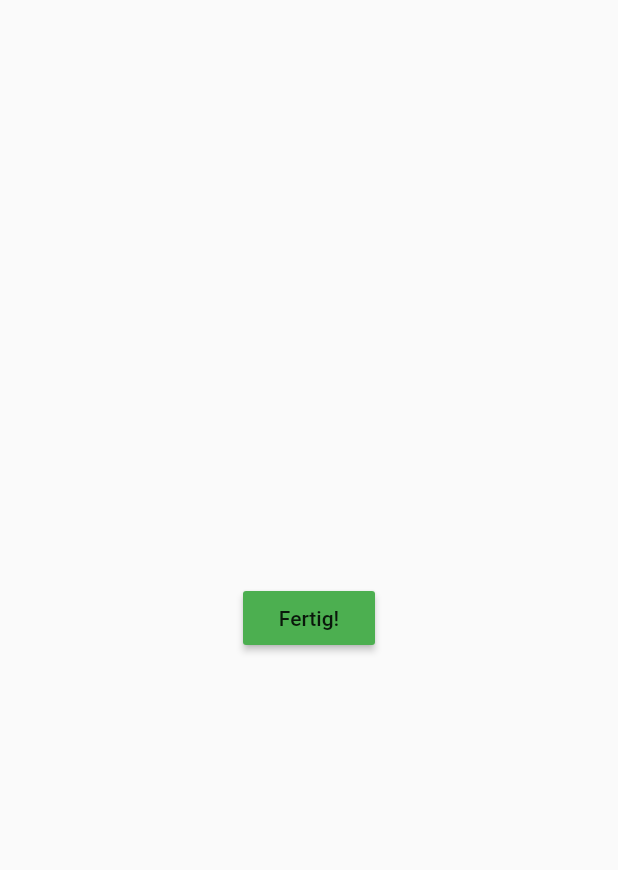
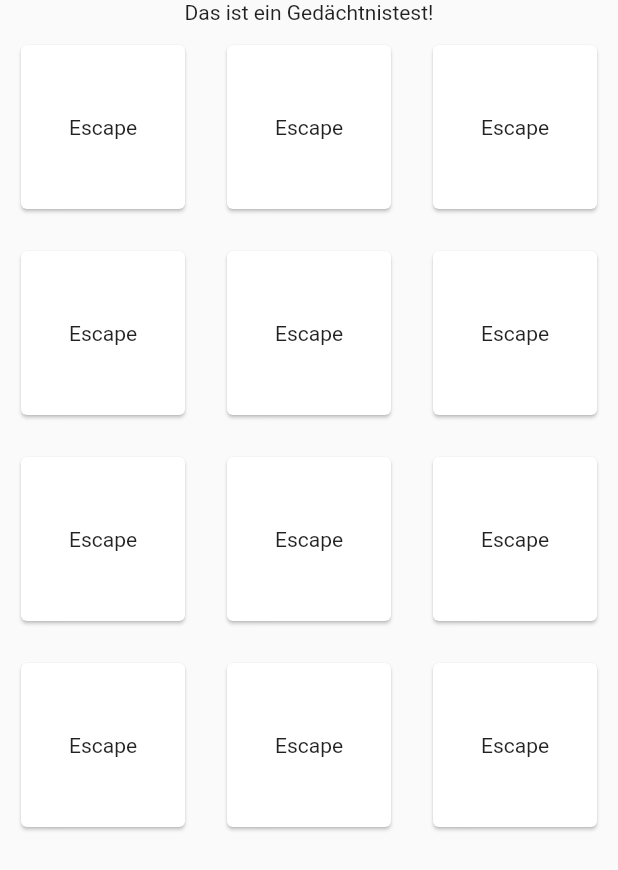
Before and after one commit to jdevacc20/die_vier_stunden_woche, a Flutter app: the screen it shows after launch, on a phone screen of 412 x 824 dp. Shown: the top 870 px of the screen. Run offline on Flutter 3.47's test engine with Material 2 defaults, Android fonts, the phone set to English and light mode, and no system bars; our stand-ins replace shared_preferences.

Commit message:
Create Memory Level

```diff
--- a/flutter_app/lib/levels/home/levels.dart
+++ b/flutter_app/lib/levels/home/levels.dart
@@ -1,6 +1,7 @@
 import 'package:flutter/material.dart';
 import 'package:flutter_app/levels/home/theme_app.dart';
+import 'package:flutter_app/levels/level_memory/level_memory_widget.dart';
 import 'package:flutter_app/levels/test_level/test_level.dart';
 
 ///Insert your Levels in here!!
-List<StatelessWidget> levels = [const TestLevel(), const TestLevel()];
+List<Widget> levels = [const LevelMemoryWidget()];
--- /dev/null
+++ b/flutter_app/lib/levels/level_memory/level_memory_card_widget.dart
@@ -0,0 +1,45 @@
+import 'package:flutter/material.dart';
+
+class LevelMemoryCardWidget extends StatelessWidget {
+  final Icon icon;
+  final int iconType;
+  final bool open;
+  final Function(int) onTap;
+  final int index;
+
+  const LevelMemoryCardWidget({
+    super.key,
+    required this.icon,
+    required this.onTap,
+    required this.index,
+    this.open = false,
+    required this.iconType,
+  });
+
+  @override
+  Widget build(BuildContext context) {
+    return Padding(
+      padding: const EdgeInsets.all(10),
+      child: Card(
+        child: InkWell(
+          child: open
+              ? Padding(
+                  padding: const EdgeInsets.all(20),
+                  child: SizedBox.expand(
+                    child: FittedBox(
+                      fit: BoxFit.fill,
+                      child: icon,
+                    ),
+                  ),
+                )
+              : const Center(
+                  child: Text("Escape"),
+                ),
+          onTap: () {
+            onTap(index);
+          },
+        ),
+      ),
+    );
+  }
+}
--- /dev/null
+++ b/flutter_app/lib/levels/level_memory/level_memory_widget.dart
@@ -0,0 +1,210 @@
+import 'package:flutter/material.dart';
+import 'package:flutter_app/levels/level_memory/level_memory_card_widget.dart';
+import 'package:flutter_app/models/level_model.dart';
+import 'dart:async';
+
+import 'package:provider/provider.dart';
+
+class LevelMemoryWidget extends StatefulWidget {
+  const LevelMemoryWidget({super.key});
+
+  @override
+  State<StatefulWidget> createState() => _LevelMemoryWidget();
+}
+
+class _LevelMemoryWidget extends State<LevelMemoryWidget> {
+  int _curOpenIndex = -1; //index of the current open card
+  List<LevelMemoryCardWidget> _cards = []; //all _cards
+  List<int> _solved = []; //list of all _solved _cards
+  Timer _timer = Timer(const Duration(seconds: 0),
+      (() {})); //timer to close card after 2 seconds
+  int _timeLeft = 0; //time left until the card is closed
+  List<int> _indexCardToClose = []; //index of the card to close
+  int timeLeftSecondCard = 0; //time left to select your second card
+
+  @override
+  void initState() {
+    super.initState();
+    _cards = generateMemory_Cards();
+    _timer = Timer.periodic(const Duration(seconds: 1), (timer) {
+      setState(() {
+        if (_timeLeft == 1) {
+          for (int index in _indexCardToClose) {
+            _changeCardState(index, false);
+          }
+          _indexCardToClose = [];
+          _timeLeft = 0;
+        } else if (_timeLeft > 1) {
+          _timeLeft -= 1;
+        }
+      });
+    });
+  }
+
+  @override
+  void dispose() {
+    super.dispose();
+    _timer.cancel();
+  }
+
+  @override
+  Widget build(BuildContext context) {
+    return Scaffold(
+      body: Consumer<LevelModel>(builder: (context, value, child) {
+        if (_solved.length == _cards.length) {
+          value.increaseLevel();
+          return const Center(
+            child: Text("Du hast gewonnen!!"),
+          );
+        }
+
+        return Column(
+          children: [
+            const Center(
+              child: Text(
+                "Das ist ein Gedächtnistest!",
+              ),
+            ),
+            Expanded(
+              child: GridView.count(
+                crossAxisCount: 3,
+                children: _cards,
+              ),
+            )
+          ],
+        );
+      }),
+    );
+  }
+
+  List<LevelMemoryCardWidget> generateMemory_Cards() {
+    List<int> items = [0, 0, 1, 1, 2, 2, 3, 3, 4, 5, 5, 6];
+    items.shuffle();
+    return List.generate(items.length, (index) {
+      Icon icon;
+      switch (items[index]) {
+        case 0:
+          {
+            icon = const Icon(Icons.abc);
+            break;
+          }
+        case 1:
+          {
+            icon = const Icon(Icons.tram_sharp);
+            break;
+          }
+        case 2:
+          {
+            icon = const Icon(Icons.accessibility_new_rounded);
+            break;
+          }
+        case 3:
+          {
+            icon = const Icon(Icons.open_in_browser);
+            break;
+          }
+        case 4:
+          {
+            icon = const Icon(Icons.add);
+            break;
+          }
+        case 5:
+          {
+            icon = const Icon(Icons.face);
+            break;
+          }
+        default:
+          {
+            icon = const Icon(Icons.delete_forever);
+            break;
+          }
+      }
+      return LevelMemoryCardWidget(
+          icon: icon,
+          iconType: items[index],
+          onTap: onCardIsPressed,
+          index: index);
+    });
+  }
+
+  ///callback, when a card is pressed
+  void onCardIsPressed(int index) {
+    if (_timeLeft > 0) {
+      return; //no presses allowed, when card is animating back
+    }
+    if (_solved.contains(index)) {
+      return; //already open and _solved
+    }
+    if (_curOpenIndex == -1) {
+      //first card
+      setState(() {
+        _curOpenIndex = index;
+        _changeCardState(index, true);
+      });
+    } else if (_curOpenIndex == index) {
+      if (_cards[index].icon.icon == Icons.add && _solved.length == 10) {
+        print("YES!!");
+        //other cards are solved
+        if (_cards.length == 12) {
+          // insert add-icon
+          setState(() {
+            List<LevelMemoryCardWidget> newCards = List.from(_cards);
+            newCards.add(
+              LevelMemoryCardWidget(
+                  icon: const Icon(Icons.add),
+                  iconType: 4,
+                  onTap: onCardIsPressed,
+                  index: 12),
+            );
+            _cards = newCards;
+          });
+        } else if (_cards.length == 13) {
+          //insert delete-icon
+          setState(() {
+            List<LevelMemoryCardWidget> newCards = List.from(_cards);
+            newCards.add(
+              LevelMemoryCardWidget(
+                  icon: const Icon(Icons.delete_forever),
+                  iconType: 6,
+                  onTap: onCardIsPressed,
+                  index: 13),
+            );
+            _cards = newCards;
+          });
+        }
+      }
+    } else if (_cards[_curOpenIndex].iconType == _cards[index].iconType) {
+      //found a pair
+      setState(() {
+        List<int> newSolved = List.from(_solved);
+        newSolved.add(_curOpenIndex);
+        newSolved.add(index);
+        _solved = newSolved;
+        _changeCardState(index, true); //open the other card
+        _curOpenIndex = -1;
+      });
+    } else {
+      //not the same card
+      setState(() {
+        _indexCardToClose = [_curOpenIndex, index];
+        _timeLeft = 2;
+        _curOpenIndex = -1;
+        _changeCardState(index, true);
+      });
+    }
+  }
+
+  ///replace old card with new card with new state
+  void _changeCardState(int index, bool open) {
+    LevelMemoryCardWidget old = _cards[index];
+    List<LevelMemoryCardWidget> new_cards = List.from(_cards);
+    new_cards[index] = LevelMemoryCardWidget(
+      icon: old.icon,
+      iconType: old.iconType,
+      onTap: onCardIsPressed,
+      index: index,
+      open: open,
+    );
+    _cards = new_cards;
+  }
+}
```
